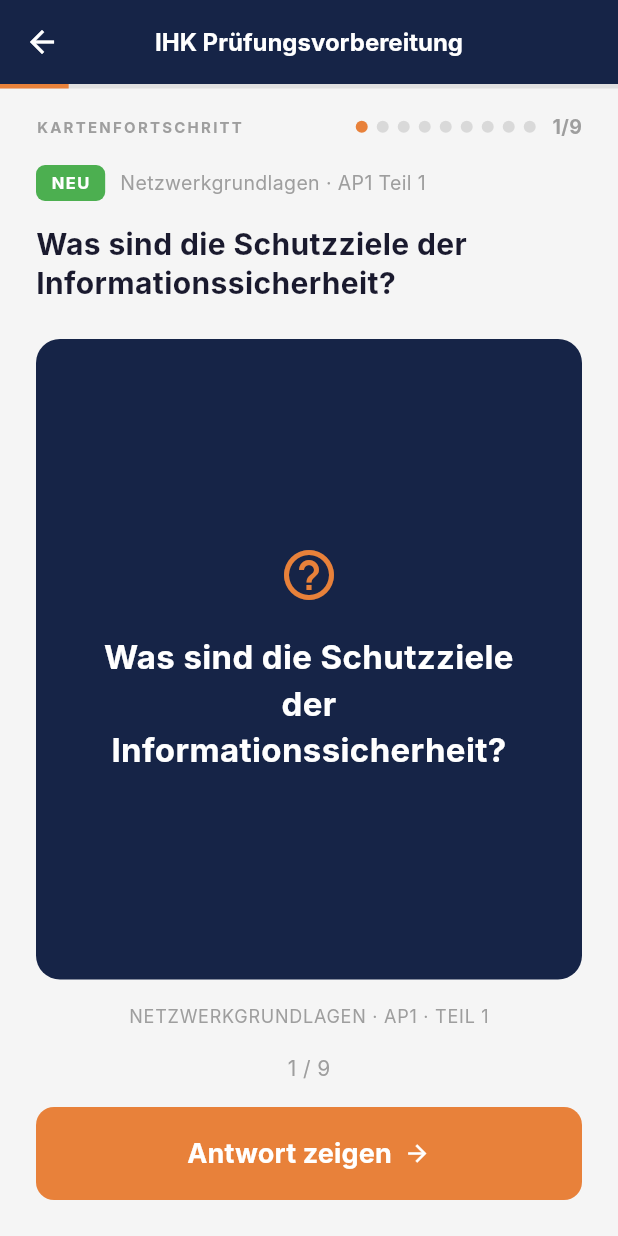
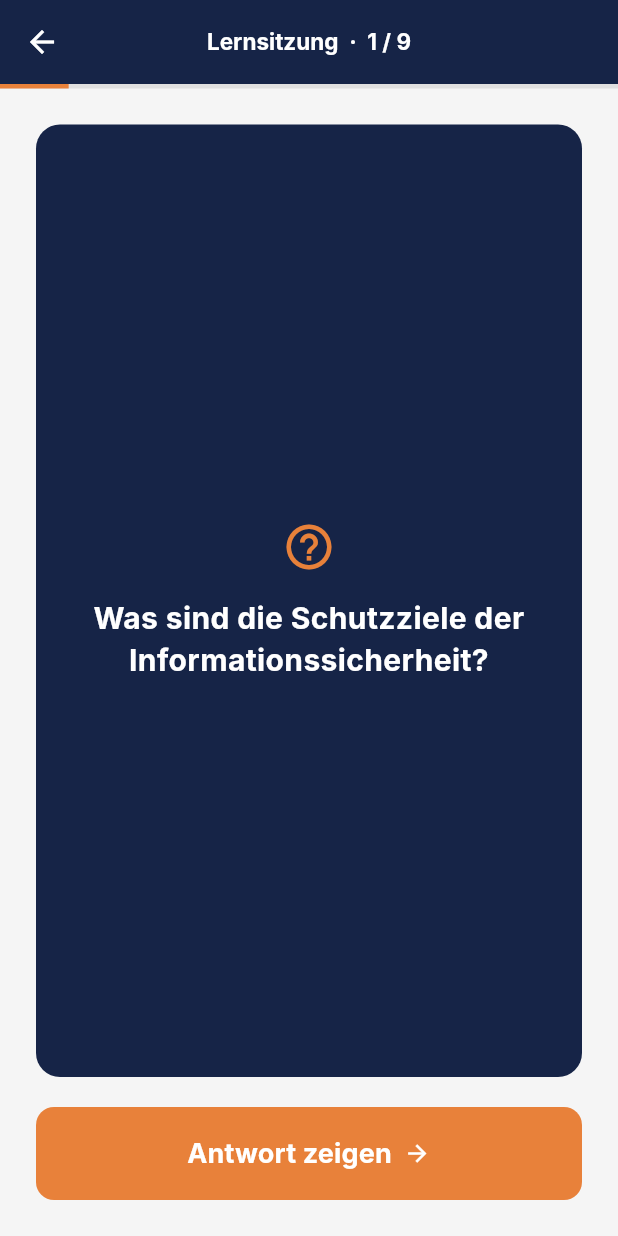
Before and after one commit to anki-project-team/anki-system, a Flutter app: the LernkartenDecksScreen screen opened directly, scrolled down 576 dp, after a tap on "Jetzt lernen", on a phone screen of 412 x 824 dp. Run offline on Flutter 3.47's test engine with Material 3 defaults, Android fonts, the phone set to English and light mode, and no system bars; our stand-ins replace cloud_firestore, firebase_auth, firebase_core, firebase_messaging, flutter_local_notifications, shared_preferences and 2 more; accounts and stored records are empty; Roboto replaces fonts that are missing (Inter).

Commit message:
feat: LernSessionScreen - kein Callback mehr

```diff
--- /dev/null
+++ b/lib/screens/lern_session_screen.dart
@@ -0,0 +1,211 @@
+import 'package:flutter/material.dart';
+import '../models/card_model.dart';
+
+class LernSessionScreen extends StatefulWidget {
+  final List<CardModel> cards;
+  final String deckName;
+
+  const LernSessionScreen({
+    super.key,
+    required this.cards,
+    required this.deckName,
+  });
+
+  @override
+  State<LernSessionScreen> createState() => _LernSessionScreenState();
+}
+
+class _LernSessionScreenState extends State<LernSessionScreen> {
+  int _currentIndex = 0;
+  bool _showAnswer = false;
+
+  @override
+  Widget build(BuildContext context) {
+    final card = widget.cards[_currentIndex];
+
+    return Scaffold(
+      backgroundColor: const Color(0xFFF5F5F5),
+      appBar: AppBar(
+        backgroundColor: const Color(0xFF162447),
+        leading: IconButton(
+          icon: const Icon(Icons.arrow_back, color: Colors.white),
+          onPressed: () => Navigator.pop(context),
+        ),
+        title: Text(
+          '${widget.deckName}  ·  ${_currentIndex + 1} / ${widget.cards.length}',
+          style: const TextStyle(
+            color: Colors.white,
+            fontSize: 15,
+            fontWeight: FontWeight.bold,
+          ),
+        ),
+        centerTitle: true,
+        elevation: 0,
+      ),
+      body: Column(
+        children: [
+          // Fortschrittsbalken
+          LinearProgressIndicator(
+            value: (_currentIndex + 1) / widget.cards.length,
+            backgroundColor: const Color(0xFFE0E0E0),
+            valueColor:
+                const AlwaysStoppedAnimation<Color>(Color(0xFFE8813A)),
+            minHeight: 3,
+          ),
+          Expanded(
+            child: Padding(
+              padding: const EdgeInsets.all(24),
+              child: Column(
+                children: [
+                  // ── Frage-Karte ────────────────────────
+                  Expanded(
+                    child: Container(
+                      width: double.infinity,
+                      padding: const EdgeInsets.all(28),
+                      decoration: BoxDecoration(
+                        color: const Color(0xFF162447),
+                        borderRadius: BorderRadius.circular(16),
+                      ),
+                      child: Column(
+                        mainAxisAlignment: MainAxisAlignment.center,
+                        children: [
+                          Icon(
+                            _showAnswer
+                                ? Icons.lightbulb_outline
+                                : Icons.help_outline,
+                            color: const Color(0xFFE8813A),
+                            size: 36,
+                          ),
+                          const SizedBox(height: 16),
+                          Text(
+                            card.question,
+                            textAlign: TextAlign.center,
+                            style: const TextStyle(
+                              color: Colors.white,
+                              fontSize: 20,
+                              fontWeight: FontWeight.bold,
+                              height: 1.4,
+                            ),
+                          ),
+                          if (_showAnswer) ...[
+                            const SizedBox(height: 24),
+                            Container(
+                              width: 60,
+                              height: 1,
+                              color: Colors.white24,
+                            ),
+                            const SizedBox(height: 24),
+                            Text(
+                              card.shortAnswer,
+                              textAlign: TextAlign.center,
+                              style: const TextStyle(
+                                color: Color(0xFFE8813A),
+                                fontSize: 18,
+                                fontWeight: FontWeight.w600,
+                                height: 1.4,
+                              ),
+                            ),
+                          ],
+                        ],
+                      ),
+                    ),
+                  ),
+                  const SizedBox(height: 20),
+
+                  // ── Buttons ────────────────────────────
+                  if (!_showAnswer)
+                    SizedBox(
+                      width: double.infinity,
+                      child: ElevatedButton(
+                        onPressed: () =>
+                            setState(() => _showAnswer = true),
+                        style: ElevatedButton.styleFrom(
+                          backgroundColor: const Color(0xFFE8813A),
+                          padding:
+                              const EdgeInsets.symmetric(vertical: 18),
+                          shape: RoundedRectangleBorder(
+                            borderRadius: BorderRadius.circular(12),
+                          ),
+                          elevation: 0,
+                        ),
+                        child: const Row(
+                          mainAxisAlignment: MainAxisAlignment.center,
+                          children: [
+                            Text(
+                              'Antwort zeigen',
+                              style: TextStyle(
+                                color: Colors.white,
+                                fontSize: 18,
+                                fontWeight: FontWeight.bold,
+                              ),
+                            ),
+                            SizedBox(width: 8),
+                            Icon(Icons.arrow_forward,
+                                color: Colors.white),
+                          ],
+                        ),
+                      ),
+                    )
+                  else
+                    Row(
+                      children: [
+                        _ratingButton('Nochmal', const Color(0xFFEF4444)),
+                        const SizedBox(width: 8),
+                        _ratingButton('Schwer', const Color(0xFFF59E0B)),
+                        const SizedBox(width: 8),
+                        _ratingButton('Gut', const Color(0xFF3B82F6)),
+                        const SizedBox(width: 8),
+                        _ratingButton('Einfach', const Color(0xFF22C55E)),
+                      ],
+                    ),
+                ],
+              ),
+            ),
+          ),
+        ],
+      ),
+    );
+  }
+
+  Widget _ratingButton(String label, Color color) {
+    return Expanded(
+      child: ElevatedButton(
+        onPressed: () => _onRate(),
+        style: ElevatedButton.styleFrom(
+          backgroundColor: color,
+          padding: const EdgeInsets.symmetric(vertical: 16),
+          shape: RoundedRectangleBorder(
+            borderRadius: BorderRadius.circular(10),
+          ),
+          elevation: 0,
+        ),
+        child: Text(
+          label,
+          style: const TextStyle(
+            color: Colors.white,
+            fontSize: 13,
+            fontWeight: FontWeight.bold,
+          ),
+        ),
+      ),
+    );
+  }
+
+  void _onRate() {
+    final nextIndex = _currentIndex + 1;
+    if (nextIndex >= widget.cards.length) {
+      Navigator.pop(context);
+      ScaffoldMessenger.of(context).showSnackBar(
+        const SnackBar(
+          content: Text('Lernsitzung abgeschlossen! \u{1F389}'),
+          backgroundColor: Color(0xFFE8813A),
+        ),
+      );
+      return;
+    }
+    setState(() {
+      _currentIndex = nextIndex;
+      _showAnswer = false;
+    });
+  }
+}
--- a/lib/screens/lernen_screen.dart
+++ b/lib/screens/lernen_screen.dart
@@ -2,7 +2,7 @@ import 'package:firebase_auth/firebase_auth.dart';
 import 'package:flutter/material.dart';
 import 'package:ihk_ap1_prep/data/ap1_karten.dart';
 import 'package:ihk_ap1_prep/models/card_model.dart';
-import 'package:ihk_ap1_prep/screens/flashcard_question_screen.dart';
+import 'package:ihk_ap1_prep/screens/lern_session_screen.dart';
 import 'package:ihk_ap1_prep/screens/statistik_screen.dart';
 import 'package:ihk_ap1_prep/services/premium_service.dart';
 import 'package:ihk_ap1_prep/screens/upgrade_screen.dart';
@@ -35,34 +35,14 @@ class _LernkartenDecksScreenState extends State<LernkartenDecksScreen> {
     });
   }
 
-  // ── Karten nacheinander zeigen — ohne async/await ──────
   void _startDeck(BuildContext context, List<CardModel> cards) {
     if (cards.isEmpty) return;
-    _showCard(context, cards, 0);
-  }
-
-  void _showCard(BuildContext context, List<CardModel> cards, int index) {
-    if (!context.mounted) return;
-    if (index >= cards.length) {
-      ScaffoldMessenger.of(context).showSnackBar(
-        const SnackBar(
-          content: Text('Lernsitzung abgeschlossen! 🎉'),
-          backgroundColor: Color(0xFFE8813A),
-        ),
-      );
-      return;
-    }
-    Navigator.of(context).push(
+    Navigator.push(
+      context,
       MaterialPageRoute(
-        builder: (_) => FlashcardQuestionScreen(
-          card: cards[index],
-          currentCard: index + 1,
-          totalCards: cards.length,
-          onRating: (rating, updatedCard) {
-            // QuestionScreen poppt sich selbst (in flashcard_question_screen.dart)
-            // Dann nächste Karte zeigen
-            _showCard(context, cards, index + 1);
-          },
+        builder: (_) => LernSessionScreen(
+          cards: cards,
+          deckName: 'Lernsitzung',
         ),
       ),
     );
```
